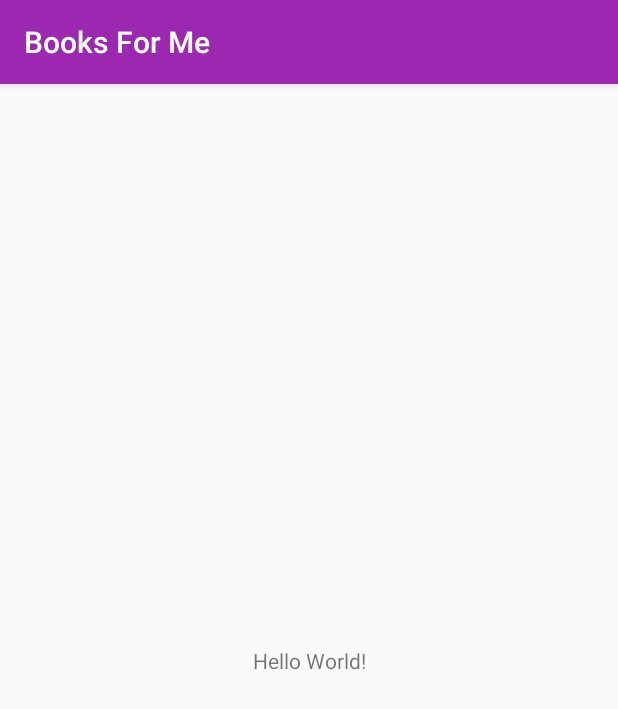
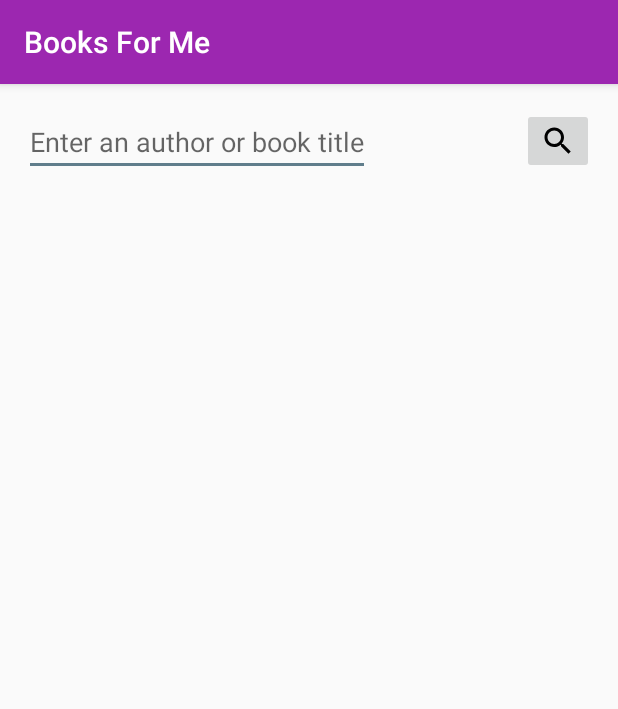
Before and after one commit to ver2point0/Books-For-Me, an Android app: the screen it shows after launch (MainActivity), on a phone screen of 412 x 824 dp. Shown: the top 709 px of the screen. Run offline under Robolectric (Android 15) with nearby library versions, the phone set to English and light mode, and no system bars.

Commit message:
update main activity layout

```diff
--- /dev/null
+++ b/app/src/main/res/drawable/ic_search.xml
@@ -0,0 +1,11 @@
+<?xml version="1.0" encoding="utf-8"?>
+<vector
+    xmlns:android="http://schemas.android.com/apk/res/android"
+    android:width="24dp"
+    android:height="24dp"
+    android:viewportWidth="24.0"
+    android:viewportHeight="24.0">
+    <path
+        android:fillColor="#FF000000"
+        android:pathData="M15.5,14h-0.79l-0.28,-0.27C15.41,12.59 16,11.11 16,9.5 16,5.91 13.09,3 9.5,3S3,5.91 3,9.5 5.91,16 9.5,16c1.61,0 3.09,-0.59 4.23,-1.57l0.27,0.28v0.79l5,4.99L20.49,19l-4.99,-5zM9.5,14C7.01,14 5,11.99 5,9.5S7.01,5 9.5,5 14,7.01 14,9.5 11.99,14 9.5,14z"/>
+</vector>
--- a/app/src/main/res/layout/activity_main.xml
+++ b/app/src/main/res/layout/activity_main.xml
@@ -1,19 +1,42 @@
 <?xml version="1.0" encoding="utf-8"?>
-<android.support.constraint.ConstraintLayout
+<RelativeLayout
     xmlns:android="http://schemas.android.com/apk/res/android"
-    xmlns:app="http://schemas.android.com/apk/res-auto"
     xmlns:tools="http://schemas.android.com/tools"
     android:layout_width="match_parent"
     android:layout_height="match_parent"
+    android:padding="16dp"
     tools:context="com.ver2point0.android.booksforme.Activities.MainActivity">
 
-    <TextView
+    <EditText
+        android:id="@+id/edit_text"
         android:layout_width="wrap_content"
         android:layout_height="wrap_content"
-        android:text="Hello World!"
-        app:layout_constraintBottom_toBottomOf="parent"
-        app:layout_constraintLeft_toLeftOf="parent"
-        app:layout_constraintRight_toRightOf="parent"
-        app:layout_constraintTop_toTopOf="parent"/>
+        android:hint="@string/hint_text"
+        android:inputType="text"/>
 
-</android.support.constraint.ConstraintLayout>
+    <ImageButton
+        android:id="@+id/search_image_button"
+        android:layout_width="wrap_content"
+        android:layout_height="wrap_content"
+        android:src="@drawable/ic_search"
+        android:layout_alignRight="@+id/book_list_view"
+        android:layout_alignEnd="@+id/book_list_view"
+        android:contentDescription="@string/search_button"/>
+
+    <TextView
+        android:id="@+id/no_books_found"
+        android:layout_width="match_parent"
+        android:layout_height="wrap_content"
+        android:text="@string/no_books_found"
+        tools:visibility="visible"
+        android:visibility="gone"
+        android:layout_below="@+id/edit_text"
+        style="@style/BookTitle"/>
+
+    <ListView
+        android:id="@+id/book_list_view"
+        android:layout_width="match_parent"
+        android:layout_height="match_parent"
+        android:layout_below="@+id/no_books_found">
+    </ListView>
+</RelativeLayout>
--- a/app/src/main/res/values/strings.xml
+++ b/app/src/main/res/values/strings.xml
@@ -3,4 +3,5 @@
     <string name="hint_text">Enter an author or book title</string>
     <string name="no_books_found">No books found by that author or title.\nPlease try other terms.</string>
     <string name="no_internet_connection">No internet connection available.\nPlease check your connection settings.</string>
+    <string name="search_button">search_button_context</string>
 </resources>
```
